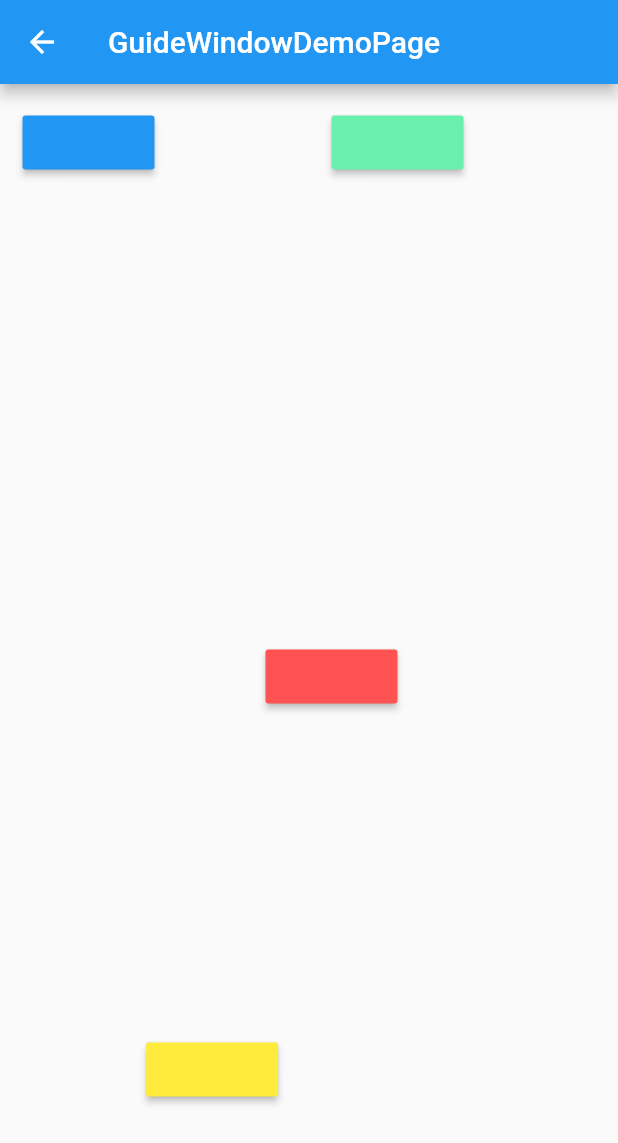
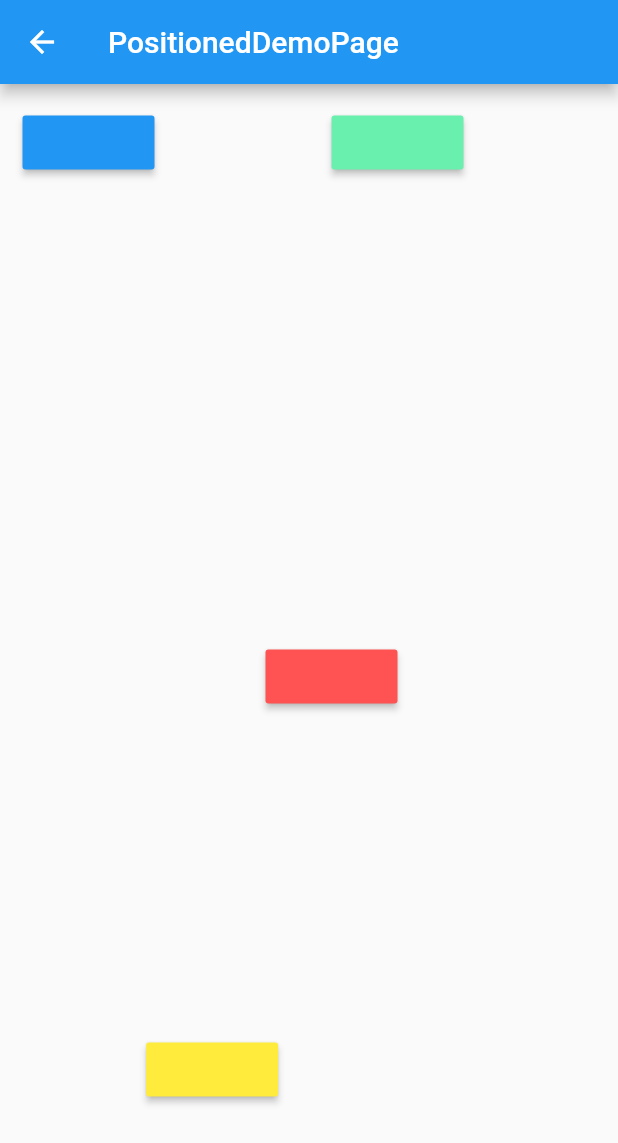
Before and after one commit to CarGuo/gsy_flutter_book, a Flutter app: the PositionedDemoPage screen opened by its route, on a phone screen of 412 x 824 dp. Shown: the top 1143 px of the screen. Run offline on Flutter 3.47's test engine with Material 2 defaults, Android fonts, the phone set to English and light mode, and no system bars; our stand-ins replace scroll_to_index.

Commit message:
绝对定位

```diff
--- a/lib/widget/positioned_demo_page.dart
+++ b/lib/widget/positioned_demo_page.dart
@@ -6,7 +6,7 @@ class PositionedDemoPage extends StatelessWidget {
   Widget build(BuildContext context) {
     return Scaffold(
       appBar: AppBar(
-        title: new Text("GuideWindowDemoPage"),
+        title: new Text("PositionedDemoPage"),
       ),
       body: Container(
         width: MediaQuery.of(context).size.width,
```
Also changed, not shown: demo.jpg (added), 1 other file.
